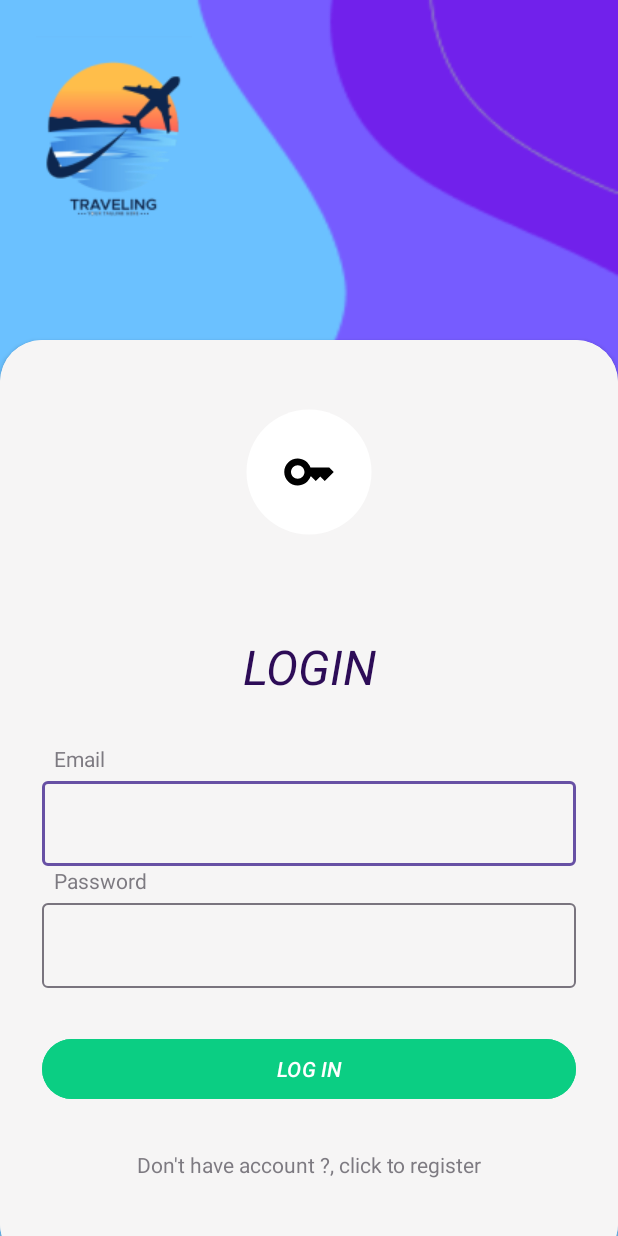
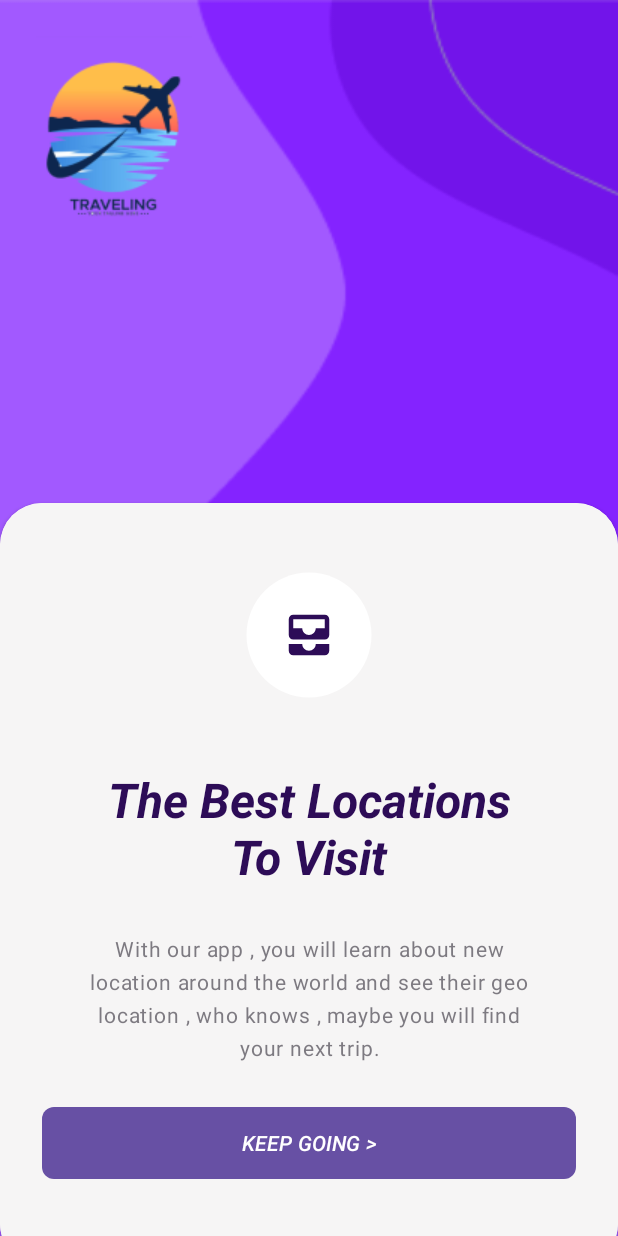
Before and after one commit to tahaLammouchi/travel-app-android, an Android app: the screen it shows after launch (Login before the commit, WelcomeActivity after it), on a phone screen of 412 x 824 dp. Run offline under Robolectric (Android 15) with nearby library versions, the phone set to English and light mode, and no system bars.

Commit message:
added welcome page and cleaned the update a little (if you updated everything together it will work)

```diff
--- a/app/src/main/AndroidManifest.xml
+++ b/app/src/main/AndroidManifest.xml
@@ -17,7 +17,15 @@
         android:supportsRtl="true"
         android:theme="@style/Theme.Travel_app"
         tools:targetApi="31">
+        <activity
+            android:name=".WelcomeActivity"
+            android:exported="true">
+            <intent-filter>
+                <action android:name="android.intent.action.MAIN" />
 
+                <category android:name="android.intent.category.LAUNCHER" />
+            </intent-filter>
+        </activity>
         <activity
             android:name=".UpdateActivity"
             android:exported="false" />
@@ -35,13 +43,7 @@
             android:exported="false" />
         <activity
             android:name=".Home"
-            android:exported="true">
-            <intent-filter>
-                <action android:name="android.intent.action.MAIN" />
-
-                <category android:name="android.intent.category.LAUNCHER" />
-            </intent-filter>
-        </activity>
+            android:exported="false" />
         <activity
             android:name=".Register"
             android:exported="false" />
--- a/app/src/main/java/com/example/travel_app/UpdateActivity.java
+++ b/app/src/main/java/com/example/travel_app/UpdateActivity.java
@@ -181,6 +181,7 @@ public class UpdateActivity extends AppCompatActivity {
         builder.setView(R.layout.progress_layout);
         AlertDialog dialog = builder.create();
         dialog.show();
+        Log.w("badis ", key);
 
         databaseReference = FirebaseDatabase.getInstance().getReference("Travel").child(key);
         databaseReference.setValue(dataClass).addOnCompleteListener(new OnCompleteListener<Void>() {
@@ -189,15 +190,17 @@ public class UpdateActivity extends AppCompatActivity {
                 if (task.isSuccessful()){
                     StorageReference reference = FirebaseStorage.getInstance().getReferenceFromUrl(oldImageURL);
                     reference.delete();
-                    Toast.makeText(UpdateActivity.this, "Updated", Toast.LENGTH_SHORT).show();
+                }
+                if(task.isComplete() || task.isCanceled()) {
                     dialog.dismiss();
-                    finish();
+                    //finish();
+                    Intent i = new Intent(UpdateActivity.this, Home.class);
+                    startActivity(i);
                 }
             }
         }).addOnFailureListener(new OnFailureListener() {
             @Override
             public void onFailure(@NonNull Exception e) {
-                Toast.makeText(UpdateActivity.this, e.getMessage().toString(), Toast.LENGTH_SHORT).show();
             }
         });
     }
--- /dev/null
+++ b/app/src/main/java/com/example/travel_app/WelcomeActivity.java
@@ -0,0 +1,30 @@
+package com.example.travel_app;
+
+import androidx.appcompat.app.AppCompatActivity;
+
+import android.content.Intent;
+import android.os.Bundle;
+import android.view.View;
+import android.widget.Button;
+
+public class WelcomeActivity extends AppCompatActivity {
+
+    Button keep_going_btn;
+    @Override
+    protected void onCreate(Bundle savedInstanceState) {
+        super.onCreate(savedInstanceState);
+
+        setContentView(R.layout.activity_welcome);
+
+        keep_going_btn = findViewById(R.id.keep_going_btn);
+        keep_going_btn.setOnClickListener(new View.OnClickListener() {
+            @Override
+            public void onClick(View v) {
+                Intent intent = new Intent(WelcomeActivity.this, Login.class);
+                startActivity(intent);
+                overridePendingTransition(android.R.anim.slide_in_left, android.R.anim.slide_out_right);
+                finish();
+            }
+        });
+    }
+}
--- /dev/null
+++ b/app/src/main/res/drawable/baseline_all_inbox_24.xml
@@ -0,0 +1,5 @@
+<vector android:height="24dp" android:tint="#FFFFFF"
+    android:viewportHeight="24" android:viewportWidth="24"
+    android:width="24dp" xmlns:android="http://schemas.android.com/apk/res/android">
+    <path android:fillColor="@android:color/white" android:pathData="M19,3L5,3c-1.1,0 -2,0.9 -2,2v7c0,1.1 0.9,2 2,2h14c1.1,0 2,-0.9 2,-2L21,5c0,-1.1 -0.9,-2 -2,-2zM19,9h-4c0,1.62 -1.38,3 -3,3s-3,-1.38 -3,-3L5,9L5,5h14v4zM15,16h6v3c0,1.1 -0.9,2 -2,2L5,21c-1.1,0 -2,-0.9 -2,-2v-3h6c0,1.66 1.34,3 3,3s3,-1.34 3,-3z"/>
+</vector>
--- a/app/src/main/res/drawable/button_background.xml
+++ b/app/src/main/res/drawable/button_background.xml
@@ -2,5 +2,5 @@
 <shape xmlns:android="http://schemas.android.com/apk/res/android"
     android:shape="rectangle">
     <corners android:radius="8dp" />
-    <solid android:color="#FFEAE1F4" />
+    <solid android:color="#0BCE83" />
 </shape>
--- a/app/src/main/res/layout/activity_detail.xml
+++ b/app/src/main/res/layout/activity_detail.xml
@@ -24,7 +24,7 @@
             android:layout_gravity="center"
             android:padding="8dp"
             android:scaleType="fitXY"
-            android:src="@drawable/uploadimg" />
+            android:src="@drawable/uploadimg1" />
 
         <LinearLayout
             android:layout_width="match_parent"
--- /dev/null
+++ b/app/src/main/res/layout/activity_welcome.xml
@@ -0,0 +1,104 @@
+<?xml version="1.0" encoding="utf-8"?>
+<RelativeLayout xmlns:android="http://schemas.android.com/apk/res/android"
+    xmlns:app="http://schemas.android.com/apk/res-auto"
+    xmlns:tools="http://schemas.android.com/tools"
+    android:layout_width="match_parent"
+    android:layout_height="match_parent"
+    android:scaleType="fitCenter"
+    android:background="@drawable/background_for_welcome_page"
+    tools:context=".WelcomeActivity">
+    <ImageView
+        android:id="@+id/imageView"
+        android:layout_width="wrap_content"
+        android:layout_height="wrap_content"
+        android:layout_marginLeft="24dp"
+        android:layout_marginTop="24dp"
+        android:src="@drawable/companylogo" />
+
+    <androidx.cardview.widget.CardView
+        android:layout_width="match_parent"
+        android:layout_height="wrap_content"
+        app:cardBackgroundColor="@color/bgwhite"
+        app:cardCornerRadius="28dp"
+        android:layout_marginBottom="-20dp"
+        android:layout_alignParentBottom="true">
+        <LinearLayout
+            android:layout_width="match_parent"
+            android:layout_height="wrap_content"
+            android:background="@color/bgwhite"
+            android:orientation="vertical"
+            android:padding="28dp">
+
+            <FrameLayout
+                android:id="@+id/circleImageView"
+                android:layout_width="120dp"
+                android:layout_gravity="center"
+                android:layout_height="120dp"
+                android:layout_centerInParent="true"
+                android:padding="10dp">
+
+                <!-- Circular background -->
+                <ImageView
+                    android:layout_width="match_parent"
+                    android:layout_height="match_parent"
+                    android:src="@drawable/circle"
+                    android:scaleType="fitCenter" />
+
+                <!-- Logo inside the circle -->
+                <ImageView
+                    android:id="@+id/AddNewImageView"
+                    android:layout_width="36dp"
+                    android:layout_height="36dp"
+                    android:layout_gravity="center"
+                    android:scaleType="fitCenter"
+                    android:src="@drawable/baseline_all_inbox_24"
+                    app:tint="@color/textvoilet"/>
+            </FrameLayout>
+
+            <View
+                android:layout_width="match_parent"
+                android:layout_height="28dp"></View>
+            <TextView
+                android:id="@+id/title_text"
+                android:layout_width="match_parent"
+                android:layout_height="wrap_content"
+                android:textColor="@color/textvoilet"
+                android:layout_marginHorizontal="38dp"
+                android:textStyle="bold|italic"
+                android:textSize="32sp"
+                android:gravity="center"
+                android:text="The Best Locations To Visit" />
+
+
+            <View
+                android:layout_width="match_parent"
+                android:layout_height="30dp"></View>
+            <TextView
+                android:id="@+id/description_text"
+                android:layout_width="match_parent"
+                android:layout_height="wrap_content"
+                android:layout_marginHorizontal="22dp"
+                android:letterSpacing="0.04"
+                android:lineSpacingExtra="6dp"
+                android:gravity="center"
+                android:alpha="0.7"
+                android:text="With our app , you will learn about new location around the world and see their geo location , who knows , maybe you will find your next trip."  />
+            <View
+                android:layout_width="match_parent"
+                android:layout_height="30dp"></View>
+            <Button
+                android:id="@+id/keep_going_btn"
+                android:layout_width="match_parent"
+                android:layout_height="wrap_content"
+                android:textStyle="italic"
+                android:backgroundTint="@color/btngreen"
+                android:textColor="@color/white"
+                android:background="@drawable/button_background"
+                android:text="KEEP GOING >" />
+            <View
+                android:layout_width="match_parent"
+                android:layout_height="30dp"></View>
+
+        </LinearLayout>
+    </androidx.cardview.widget.CardView>>
+</RelativeLayout>
--- a/app/src/main/res/layout/detail_activity.xml
+++ b/app/src/main/res/layout/detail_activity.xml
@@ -17,7 +17,7 @@
         android:layout_height="250dp"
         android:padding="8dp"
         android:layout_gravity="center"
-        android:src="@drawable/uploadimg"
+        android:src="@drawable/uploadimg1"
         android:scaleType="fitXY"/>
 
     <LinearLayout
--- a/app/src/main/res/layout/home_activity.xml
+++ b/app/src/main/res/layout/home_activity.xml
@@ -43,6 +43,7 @@
                 android:layout_width="90dp"
                 android:layout_height="wrap_content"
                 android:layout_marginRight="10dp"
+                android:textColor="@color/white"
                 android:background="@drawable/button_background"
                 android:paddingLeft="36dp"
                 app:icon="@drawable/baseline_add_box_24"
@@ -81,7 +82,8 @@
         app:searchIcon="@drawable/baseline_search_24"
 
         android:background="@drawable/lavender_border"
-        android:backgroundTint="@color/white"/>
+        android:backgroundTint="@color/white"
+        app:queryBackground="@android:color/transparent"/>
 
     <androidx.recyclerview.widget.RecyclerView
         android:layout_marginTop="10dp"
--- a/app/src/main/res/layout/recycler_item.xml
+++ b/app/src/main/res/layout/recycler_item.xml
@@ -19,7 +19,7 @@
             android:layout_width="188dp"
             android:layout_height="120dp"
             android:id="@+id/recImage"
-            android:src="@drawable/uploadimg"
+            android:src="@drawable/uploadimg1"
             android:layout_marginBottom="10dp"
             android:scaleType="centerCrop"
             />
```
Also changed, not shown: app/src/main/res/drawable/background_for_welcome_page.png (added), app/src/main/res/drawable/uploadimg1.xml (renamed from app/src/main/res/drawable/uploadimg.xml).
